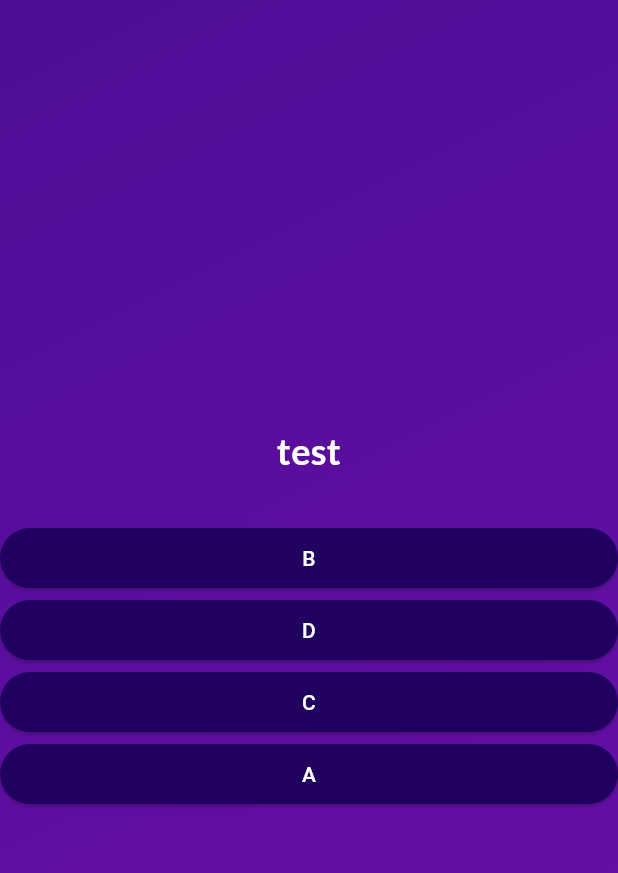
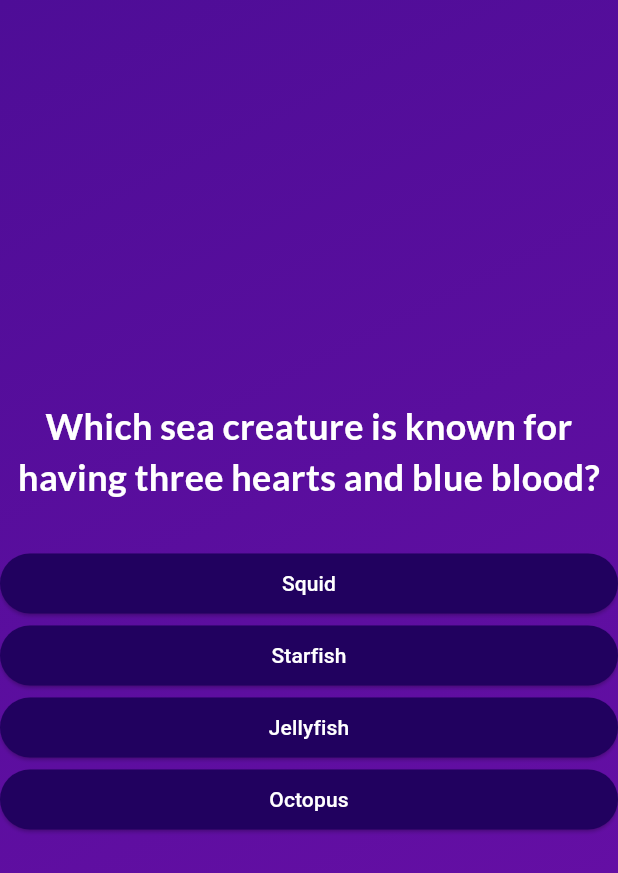
Before and after one commit to symphatixe/quiz_app, a Flutter app: the screen it shows after launch, after a tap on "Start Quiz", on a phone screen of 412 x 824 dp. Shown: the top 873 px of the screen. Run offline on Flutter 3.47's test engine with Material 3 defaults, Android fonts, the phone set to English and light mode, and no system bars; our stand-ins replace google_fonts.

Commit message:
Added fixes to my result_screen.dart

```diff
--- a/lib/data/questions.dart
+++ b/lib/data/questions.dart
@@ -2,21 +2,57 @@ import 'package:quiz_app/models/quiz_question.dart';
 
 const questions = [
   QuizQuestion(
-    "test",
+    "Which sea creature is known for having three hearts and blue blood?",
     [
-      "A",
-      "B",
-      "C",
-      "D",
+      "Octopus",
+      "Squid",
+      "Jellyfish",
+      "Starfish",
     ]
   ),
   QuizQuestion(
-    "",
+    "Which marine animal is the largest known animal to have ever existed?",
     [
-      "",
-      "",
-      "",
-      "",
+      "Blue Whale",
+      "Giant Squid",
+      "Megalodon",
+      "Orca",
+    ]
+  ),
+  QuizQuestion(
+    "What sea creature can regenerate its limbs and even its entire body in some species?",
+    [
+      "Starfish",
+      "Crab",
+      "Lobster",
+      "Seahorse",
+    ]
+  ),
+  QuizQuestion(
+    "Which sea creature uses a powerful jet of water to move around quickly?",
+    [
+      "Squid",
+      "Dolphin",
+      "Shark",
+      "Sea Turtle",
+    ]
+  ),
+  QuizQuestion(
+    "Which of these sea creatures is a filter feeder?",
+    [
+      "Whale Shark",
+      "Moray Eel",
+      "Barracuda",
+      "Swordfish",
+    ]
+  ),
+  QuizQuestion(
+    "Which sea creature has the ability to mimic other animals for camouflage and defense?",
+    [
+      "Mimic Octopus",
+      "Cuttlefish",
+      "Sea Slug",
+      "Pufferfish",
     ]
   ),
 ];
--- a/lib/question_summary.dart
+++ b/lib/question_summary.dart
@@ -16,7 +16,11 @@ class QuestionsSummary extends StatelessWidget{
               Column(
                 children:[
                   Text(data['question'] as String),
-                  const SizedBox(height:5,),
+
+                  const SizedBox(
+                    height:5,
+                    ),
+
                   Text(data['user_answer'] as String),
                   Text(data['correct_answer'] as String),
                 ],
--- a/lib/results_screen.dart
+++ b/lib/results_screen.dart
@@ -1,4 +1,5 @@
 import 'package:flutter/material.dart';
+import 'package:quiz_app/data/questions.dart';
 import 'package:quiz_app/question_summary.dart';
 
 class ResultsScreen extends StatelessWidget{
```
Also changed, not shown: 1 other file.
